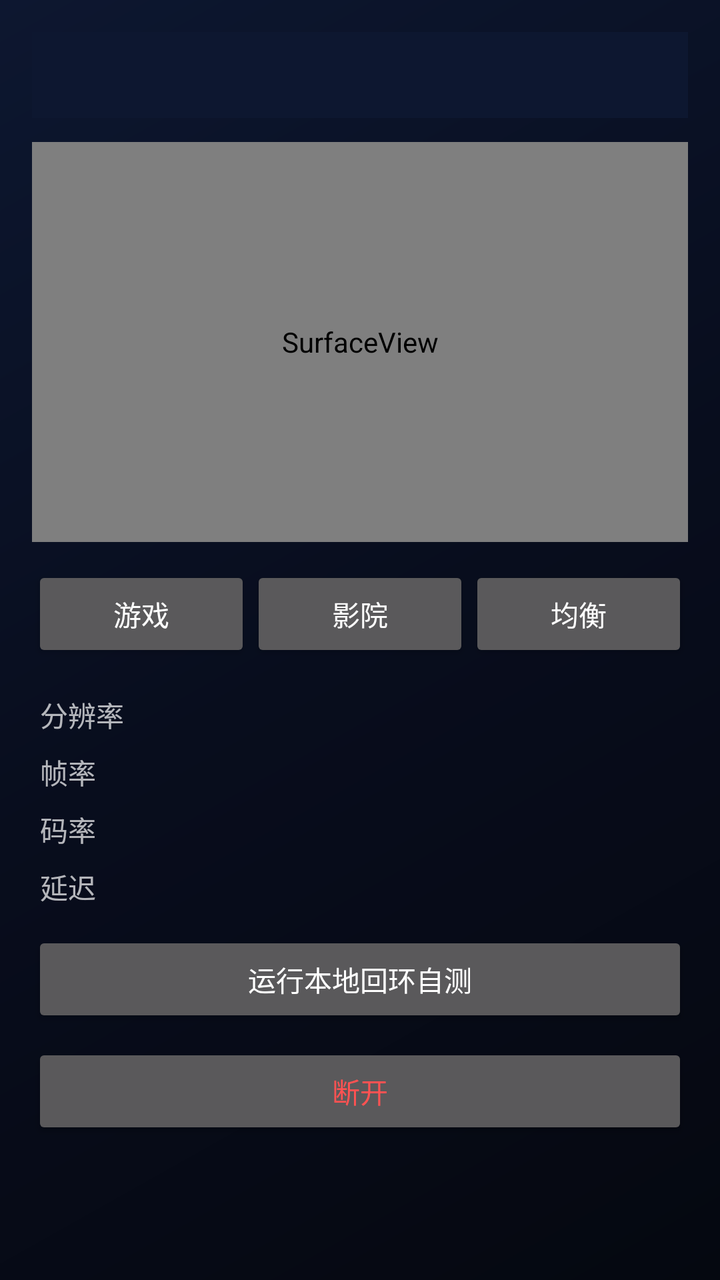
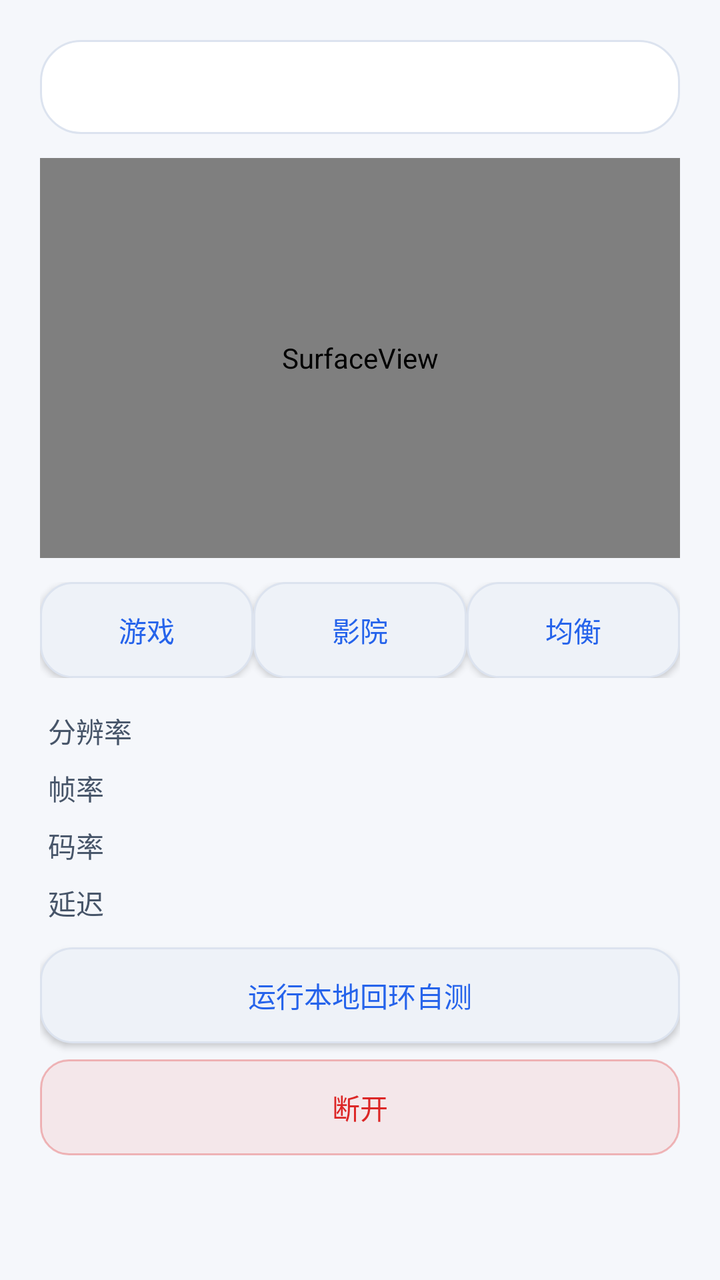

An Android layout rendered at two revisions. The XML below is the earlier revision; the diff shows what the commit changed to produce the second picture.
<!-- AndroidManifest.xml: application theme Theme.CastLink -->
<!-- res/layout/activity_control.xml -->
<?xml version="1.0" encoding="utf-8"?>
<ScrollView xmlns:android="http://schemas.android.com/apk/res/android"
    android:layout_width="match_parent"
    android:layout_height="match_parent">

    <LinearLayout
        android:layout_width="match_parent"
        android:layout_height="wrap_content"
        android:orientation="vertical"
        android:padding="16dp">

        
        <TextView
            android:id="@+id/tv_control_status"
            android:layout_width="match_parent"
            android:layout_height="wrap_content"
            android:background="@color/deep_blue"
            android:padding="12dp"
            android:textColor="@color/white"
            android:textSize="14sp" />

        
        <SurfaceView
            android:id="@+id/sv_preview"
            android:layout_width="match_parent"
            android:layout_height="200dp"
            android:layout_marginTop="12dp"
            android:background="@color/black" />

        
        <LinearLayout
            android:layout_width="match_parent"
            android:layout_height="wrap_content"
            android:layout_marginTop="12dp"
            android:orientation="horizontal">

            <Button
                android:id="@+id/btn_mode_game"
                android:layout_width="0dp"
                android:layout_height="wrap_content"
                android:layout_weight="1"
                android:text="@string/mode_game" />

            <Button
                android:id="@+id/btn_mode_cinema"
                android:layout_width="0dp"
                android:layout_height="wrap_content"
                android:layout_weight="1"
                android:text="@string/mode_cinema" />

            <Button
                android:id="@+id/btn_mode_balanced"
                android:layout_width="0dp"
                android:layout_height="wrap_content"
                android:layout_weight="1"
                android:text="@string/mode_balanced" />
        </LinearLayout>

        
        <LinearLayout
            android:layout_width="match_parent"
            android:layout_height="wrap_content"
            android:layout_marginTop="12dp"
            android:orientation="vertical">

            <LinearLayout
                android:layout_width="match_parent"
                android:layout_height="wrap_content"
                android:orientation="horizontal"
                android:padding="4dp">

                <TextView
                    android:layout_width="0dp"
                    android:layout_height="wrap_content"
                    android:layout_weight="1"
                    android:text="@string/panel_resolution"
                    android:textSize="14sp" />

                <TextView
                    android:id="@+id/tv_value_resolution"
                    android:layout_width="0dp"
                    android:layout_height="wrap_content"
                    android:layout_weight="1"
                    android:textSize="14sp"
                    android:textStyle="bold" />
            </LinearLayout>

            <LinearLayout
                android:layout_width="match_parent"
                android:layout_height="wrap_content"
                android:orientation="horizontal"
                android:padding="4dp">

                <TextView
                    android:layout_width="0dp"
                    android:layout_height="wrap_content"
                    android:layout_weight="1"
                    android:text="@string/panel_framerate"
                    android:textSize="14sp"
                    android:maxLines="1"
                    android:ellipsize="end" />

                <TextView
                    android:id="@+id/tv_value_framerate"
                    android:layout_width="0dp"
                    android:layout_height="wrap_content"
                    android:layout_weight="1"
                    android:textSize="14sp"
                    android:textStyle="bold" />
            </LinearLayout>

            <LinearLayout
                android:layout_width="match_parent"
                android:layout_height="wrap_content"
                android:orientation="horizontal"
                android:padding="4dp">

                <TextView
                    android:layout_width="0dp"
                    android:layout_height="wrap_content"
                    android:layout_weight="1"
                    android:text="@string/panel_bitrate"
                    android:textSize="14sp" />

                <TextView
                    android:id="@+id/tv_value_bitrate"
                    android:layout_width="0dp"
                    android:layout_height="wrap_content"
                    android:layout_weight="1"
                    android:textSize="14sp"
                    android:textStyle="bold" />
            </LinearLayout>

            <LinearLayout
                android:layout_width="match_parent"
                android:layout_height="wrap_content"
                android:orientation="horizontal"
                android:padding="4dp">

                <TextView
                    android:layout_width="0dp"
                    android:layout_height="wrap_content"
                    android:layout_weight="1"
                    android:text="@string/panel_latency"
                    android:textSize="14sp" />

                <TextView
                    android:id="@+id/tv_value_latency"
                    android:layout_width="0dp"
                    android:layout_height="wrap_content"
                    android:layout_weight="1"
                    android:textSize="14sp"
                    android:textStyle="bold" />
            </LinearLayout>
        </LinearLayout>

        <Button
            android:id="@+id/btn_loopback"
            android:layout_width="match_parent"
            android:layout_height="wrap_content"
            android:layout_marginTop="8dp"
            android:text="@string/btn_loopback" />

        <Button
            android:id="@+id/btn_disconnect"
            android:layout_width="match_parent"
            android:layout_height="wrap_content"
            android:layout_marginTop="8dp"
            android:text="@string/btn_disconnect"
            android:textColor="@color/error_red" />
    </LinearLayout>
</ScrollView>
<!-- resources referenced by this layout -->
<resources>
  <color name="deep_blue">#0D1730</color>
  <color name="error_red">#FF5252</color>
  <color name="white">#FFFFFF</color>
  <style name="Theme.CastLink" parent="android:Theme.Material.NoActionBar">
          <item name="android:colorPrimary">@color/nebula_cyan</item>
          <item name="android:colorPrimaryDark">@color/nebula_bg</item>
          <item name="android:colorAccent">@color/nebula_cyan</item>
          <item name="android:windowBackground">@drawable/bg_nebula</item>
          <item name="android:textColorPrimary">@color/nebula_text</item>
          <item name="android:textColorSecondary">@color/nebula_text_2ry</item>
      </style>
  <color name="nebula_cyan">#00E5FF</color>
  <color name="nebula_bg">#050810</color>
  <!-- drawable bg_nebula (drawable) -->
  <?xml version="1.0" encoding="utf-8"?>
  <shape xmlns:android="http://schemas.android.com/apk/res/android"
      android:shape="rectangle">
      <gradient
          android:angle="135"
          android:startColor="#050810"
          android:centerColor="#080D1D"
          android:endColor="#0D1730"
          android:type="linear" />
  </shape>
  <color name="nebula_text">#FFFFFF</color>
  <color name="nebula_text_2ry">#9AA5BC</color>
  <!-- unchanged entries left out for length: 10 -->
</resources>

<!-- the commit's change to res/layout/activity_control.xml (unified diff, before → after) -->
@@ -1,22 +1,23 @@
 <?xml version="1.0" encoding="utf-8"?>
 <ScrollView xmlns:android="http://schemas.android.com/apk/res/android"
     android:layout_width="match_parent"
-    android:layout_height="match_parent">
+    android:layout_height="match_parent"
+    android:background="@drawable/bg_nebula">
 
     <LinearLayout
         android:layout_width="match_parent"
         android:layout_height="wrap_content"
         android:orientation="vertical"
-        android:padding="16dp">
+        android:padding="20dp">
 
         
         <TextView
             android:id="@+id/tv_control_status"
             android:layout_width="match_parent"
             android:layout_height="wrap_content"
-            android:background="@color/deep_blue"
-            android:padding="12dp"
-            android:textColor="@color/white"
+            android:background="@drawable/bg_glass_card"
+            android:padding="14dp"
+            android:textColor="@color/nebula_text"
             android:textSize="14sp" />
 
         
@@ -36,6 +37,8 @@
 
             <Button
                 android:id="@+id/btn_mode_game"
+                android:background="@drawable/bg_glass_btn"
+                android:textColor="@color/nebula_cyan"
                 android:layout_width="0dp"
                 android:layout_height="wrap_content"
                 android:layout_weight="1"
@@ -43,6 +46,8 @@
 
             <Button
                 android:id="@+id/btn_mode_cinema"
+                android:background="@drawable/bg_glass_btn"
+                android:textColor="@color/nebula_cyan"
                 android:layout_width="0dp"
                 android:layout_height="wrap_content"
                 android:layout_weight="1"
@@ -50,6 +55,8 @@
 
             <Button
                 android:id="@+id/btn_mode_balanced"
+                android:background="@drawable/bg_glass_btn"
+                android:textColor="@color/nebula_cyan"
                 android:layout_width="0dp"
                 android:layout_height="wrap_content"
                 android:layout_weight="1"
@@ -74,6 +81,7 @@
                     android:layout_height="wrap_content"
                     android:layout_weight="1"
                     android:text="@string/panel_resolution"
+                    android:textColor="@color/nebula_text_2ry"
                     android:textSize="14sp" />
 
                 <TextView
@@ -81,6 +89,7 @@
                     android:layout_width="0dp"
                     android:layout_height="wrap_content"
                     android:layout_weight="1"
+                    android:textColor="@color/nebula_text"
                     android:textSize="14sp"
                     android:textStyle="bold" />
             </LinearLayout>
@@ -96,6 +105,7 @@
                     android:layout_height="wrap_content"
                     android:layout_weight="1"
                     android:text="@string/panel_framerate"
+                    android:textColor="@color/nebula_text_2ry"
                     android:textSize="14sp"
                     android:maxLines="1"
                     android:ellipsize="end" />
@@ -105,6 +115,7 @@
                     android:layout_width="0dp"
                     android:layout_height="wrap_content"
                     android:layout_weight="1"
+                    android:textColor="@color/nebula_text"
                     android:textSize="14sp"
                     android:textStyle="bold" />
             </LinearLayout>
@@ -120,6 +131,7 @@
                     android:layout_height="wrap_content"
                     android:layout_weight="1"
                     android:text="@string/panel_bitrate"
+                    android:textColor="@color/nebula_text_2ry"
                     android:textSize="14sp" />
 
                 <TextView
@@ -127,6 +139,7 @@
                     android:layout_width="0dp"
                     android:layout_height="wrap_content"
                     android:layout_weight="1"
+                    android:textColor="@color/nebula_text"
                     android:textSize="14sp"
                     android:textStyle="bold" />
             </LinearLayout>
@@ -142,6 +155,7 @@
                     android:layout_height="wrap_content"
                     android:layout_weight="1"
                     android:text="@string/panel_latency"
+                    android:textColor="@color/nebula_text_2ry"
                     android:textSize="14sp" />
 
                 <TextView
@@ -149,6 +163,7 @@
                     android:layout_width="0dp"
                     android:layout_height="wrap_content"
                     android:layout_weight="1"
+                    android:textColor="@color/nebula_text"
                     android:textSize="14sp"
                     android:textStyle="bold" />
             </LinearLayout>
@@ -156,6 +171,8 @@
 
         <Button
             android:id="@+id/btn_loopback"
+                android:background="@drawable/bg_glass_btn"
+                android:textColor="@color/nebula_cyan"
             android:layout_width="match_parent"
             android:layout_height="wrap_content"
             android:layout_marginTop="8dp"
@@ -163,10 +180,11 @@
 
         <Button
             android:id="@+id/btn_disconnect"
+            android:background="@drawable/bg_danger_btn"
             android:layout_width="match_parent"
             android:layout_height="wrap_content"
             android:layout_marginTop="8dp"
             android:text="@string/btn_disconnect"
-            android:textColor="@color/error_red" />
+            android:textColor="@color/nebula_red" />
     </LinearLayout>
 </ScrollView>
<!-- resource entries referenced after the edit -->
@@ -1,31 +1,92 @@
 <!-- resources referenced by this layout -->
 <resources>
-  <color name="deep_blue">#0D1730</color>
-  <color name="error_red">#FF5252</color>
-  <color name="white">#FFFFFF</color>
-  <style name="Theme.CastLink" parent="android:Theme.Material.NoActionBar">
+  <style name="Theme.CastLink" parent="android:Theme.Material.Light.NoActionBar">
           <item name="android:colorPrimary">@color/nebula_cyan</item>
           <item name="android:colorPrimaryDark">@color/nebula_bg</item>
           <item name="android:colorAccent">@color/nebula_cyan</item>
-          <item name="android:windowBackground">@drawable/bg_nebula</item>
+          <item name="android:windowBackground">@color/nebula_bg</item>
+          <item name="android:statusBarColor">@color/nebula_bg</item>
+          <item name="android:navigationBarColor">@color/nebula_bg</item>
           <item name="android:textColorPrimary">@color/nebula_text</item>
           <item name="android:textColorSecondary">@color/nebula_text_2ry</item>
+          <item name="android:textColorHint">@color/nebula_text_3ry</item>
+          <item name="android:windowLightStatusBar">true</item>
       </style>
-  <color name="nebula_cyan">#00E5FF</color>
-  <color name="nebula_bg">#050810</color>
+  <color name="nebula_danger_soft">#14DC2626</color>
+  <color name="nebula_danger_border">#4DDC2626</color>
+  <color name="nebula_fill_strong">#E1E8F3</color>
+  <color name="nebula_glass_border">#DCE3EF</color>
+  <color name="nebula_accent_soft">#1A2563EB</color>
+  <color name="nebula_fill">#EEF2F8</color>
+  <color name="nebula_glass">#FFFFFF</color>
+  <color name="nebula_cyan">#2563EB</color>
+  <color name="nebula_red">#DC2626</color>
+  <color name="nebula_bg">#F5F7FB</color>
+  <color name="nebula_text_3ry">#7A869A</color>
   <!-- drawable bg_nebula (drawable) -->
   <?xml version="1.0" encoding="utf-8"?>
-  <shape xmlns:android="http://schemas.android.com/apk/res/android"
-      android:shape="rectangle">
-      <gradient
-          android:angle="135"
-          android:startColor="#050810"
-          android:centerColor="#080D1D"
-          android:endColor="#0D1730"
-          android:type="linear" />
+  <shape xmlns:android="http://schemas.android.com/apk/res/android" android:shape="rectangle">
+      <solid android:color="@color/nebula_bg" />
   </shape>
-  <color name="nebula_text">#FFFFFF</color>
-  <color name="nebula_text_2ry">#9AA5BC</color>
+  <color name="nebula_text">#0F172A</color>
+  <color name="nebula_text_2ry">#475569</color>
+  <!-- drawable bg_danger_btn (drawable) -->
+  <?xml version="1.0" encoding="utf-8"?>
+  <selector xmlns:android="http://schemas.android.com/apk/res/android">
+      <item android:state_focused="true">
+          <shape xmlns:android="http://schemas.android.com/apk/res/android" android:shape="rectangle">
+              <solid android:color="@color/nebula_danger_soft" />
+              <stroke android:width="3dp" android:color="@color/nebula_red" />
+              <corners android:radius="14dp" />
+          </shape>
+      </item>
+      <item android:state_pressed="true">
+          <shape xmlns:android="http://schemas.android.com/apk/res/android" android:shape="rectangle">
+              <solid android:color="@color/nebula_danger_border" />
+              <stroke android:width="1dp" android:color="@color/nebula_red" />
+              <corners android:radius="14dp" />
+          </shape>
+      </item>
+      <item>
+          <shape xmlns:android="http://schemas.android.com/apk/res/android" android:shape="rectangle">
+              <solid android:color="@color/nebula_danger_soft" />
+              <stroke android:width="1dp" android:color="@color/nebula_danger_border" />
+              <corners android:radius="14dp" />
+          </shape>
+      </item>
+  </selector>
+  <!-- drawable bg_glass_btn (drawable) -->
+  <?xml version="1.0" encoding="utf-8"?>
+  <selector xmlns:android="http://schemas.android.com/apk/res/android">
+      <item android:state_pressed="true">
+          <shape xmlns:android="http://schemas.android.com/apk/res/android" android:shape="rectangle">
+              <solid android:color="@color/nebula_fill_strong" />
+              <stroke android:width="1dp" android:color="@color/nebula_glass_border" />
+              <corners android:radius="16dp" />
+          </shape>
+      </item>
+      <item android:state_focused="true">
+          <shape xmlns:android="http://schemas.android.com/apk/res/android" android:shape="rectangle">
+              <solid android:color="@color/nebula_accent_soft" />
+              <stroke android:width="3dp" android:color="@color/nebula_cyan" />
+              <corners android:radius="16dp" />
+          </shape>
+      </item>
+      <item>
+          <shape xmlns:android="http://schemas.android.com/apk/res/android" android:shape="rectangle">
+              <solid android:color="@color/nebula_fill" />
+              <stroke android:width="1dp" android:color="@color/nebula_glass_border" />
+              <corners android:radius="16dp" />
+          </shape>
+      </item>
+  </selector>
+  <!-- drawable bg_glass_card (drawable) -->
+  <?xml version="1.0" encoding="utf-8"?>
+  <shape xmlns:android="http://schemas.android.com/apk/res/android" android:shape="rectangle">
+      <solid android:color="@color/nebula_glass" />
+      <stroke android:width="1dp" android:color="@color/nebula_glass_border" />
+      <corners android:radius="20dp" />
+  </shape>
   <!-- unchanged entries left out for length: 10 -->
 </resources>
 
